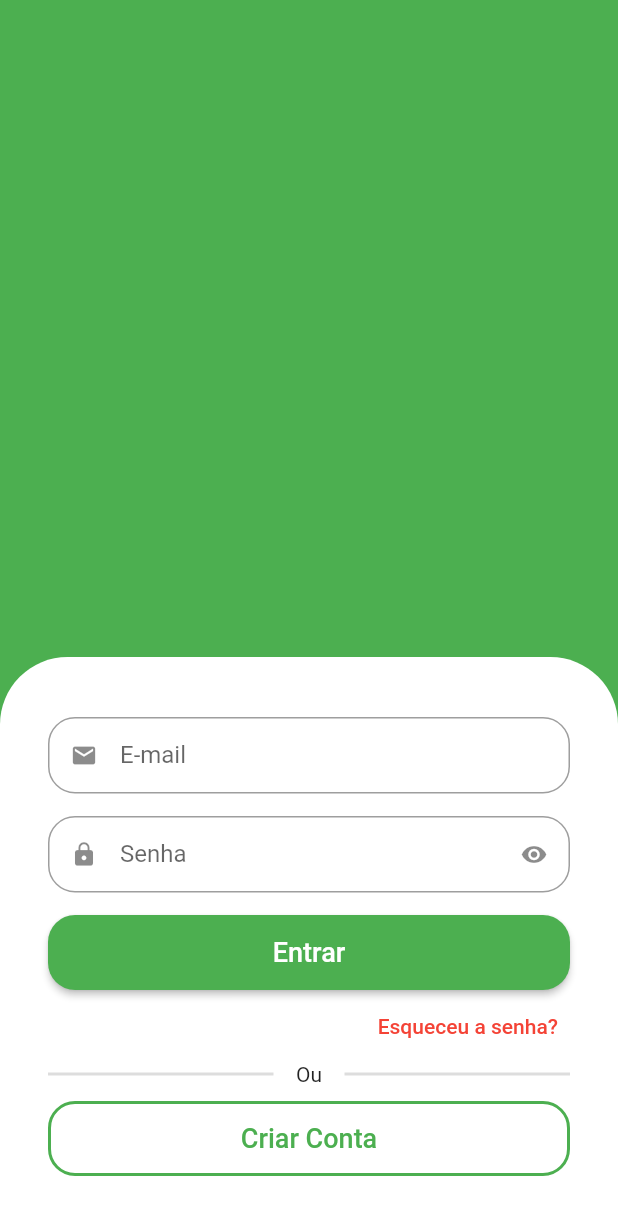
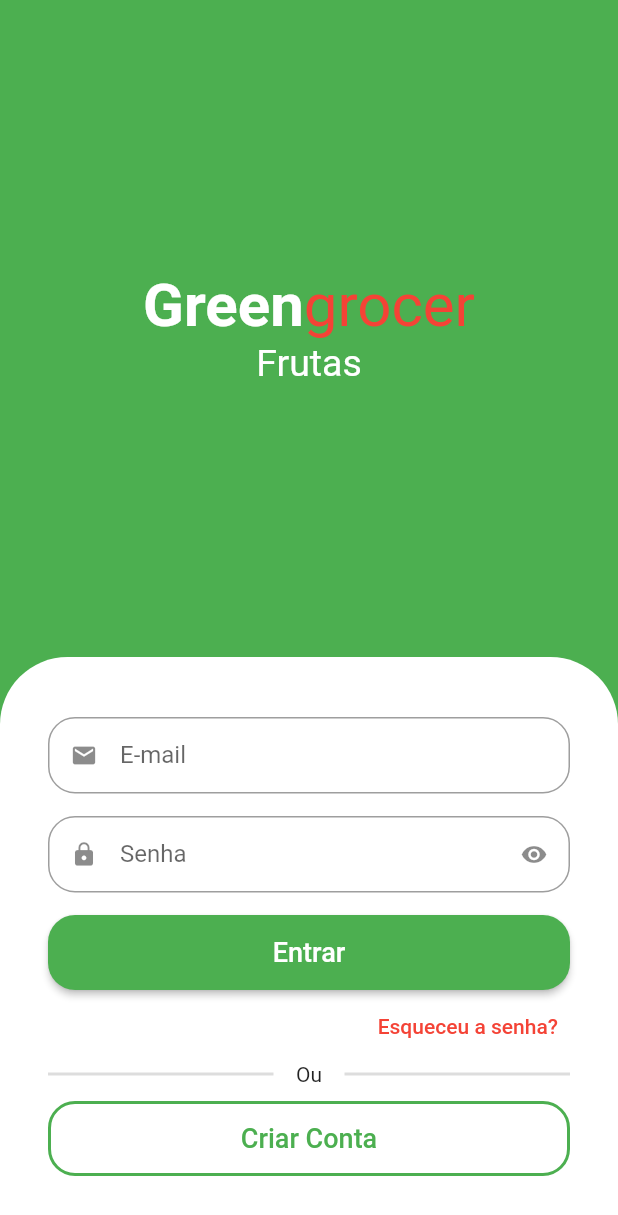
Before and after one commit to RenatoRosaFranco/fruit-ecommerce-app, a Flutter app: the screen it shows after launch, on a phone screen of 412 x 824 dp. Shown: the top 1215 px of the screen. Run offline on Flutter 3.47's test engine with Material 2 defaults, Android fonts, the phone set to English and light mode, and no system bars; drawn by our look-alikes of animated_text_kit.

Commit message:
Adicionando o nome do app e animação das categorias

```diff
--- a/lib/src/sign_in_screen.dart
+++ b/lib/src/sign_in_screen.dart
@@ -1,3 +1,4 @@
+import 'package:animated_text_kit/animated_text_kit.dart';
 import 'package:flutter/material.dart';
 import 'package:untitled4/src/auth/components/custom_text_field.dart';
 
@@ -16,10 +17,58 @@ class _SignInScreenState extends State<SignInScreen> {
       body: Column(
         children: [
           Expanded(
-            child: Container(
-              color: Colors.green,
+            child: Column(
+              mainAxisAlignment: MainAxisAlignment.center,
+              children: [
+                const Text.rich(
+                  TextSpan(
+                      style: TextStyle(
+                        fontSize: 40,
+                      ),
+                      children: [
+                        TextSpan(
+                          text: 'Green',
+                          style: TextStyle(
+                            color: Colors.white,
+                            fontWeight: FontWeight.bold
+                          )
+                        ),
+                        TextSpan(
+                          text: 'grocer',
+                          style: TextStyle(
+                            color: Colors.red,
+                          ),
+                        )
+                      ],
+                  ),
+                ),
+
+                // Categorias
+                SizedBox(
+                  height: 30,
+                  child: DefaultTextStyle(
+                    style: const TextStyle(
+                      fontSize: 25
+                    ),
+                    child: AnimatedTextKit(
+                        pause: Duration.zero,
+                        repeatForever: true,
+                        animatedTexts: [
+                          FadeAnimatedText('Frutas'),
+                          FadeAnimatedText('Verduras'),
+                          FadeAnimatedText('Legumes'),
+                          FadeAnimatedText('Carnes'),
+                          FadeAnimatedText('Cereais'),
+                          FadeAnimatedText('Laticíneos')
+                      ]
+                    ),
+                  ),
+                )
+              ],
             ),
           ),
+
+          // Formulário
           Container(
             padding: const EdgeInsets.symmetric(horizontal: 32, vertical: 40),
             decoration: const BoxDecoration(
--- a/pubspec.yaml
+++ b/pubspec.yaml
@@ -36,6 +36,7 @@ dependencies:
   # Use with the CupertinoIcons class for iOS style icons.
   cupertino_icons: ^1.0.2
   curved_navigation_bar: ^1.0.3
+  animated_text_kit: ^4.2.2
 
 dev_dependencies:
   flutter_test:
```
Also changed, not shown: pubspec.lock.
